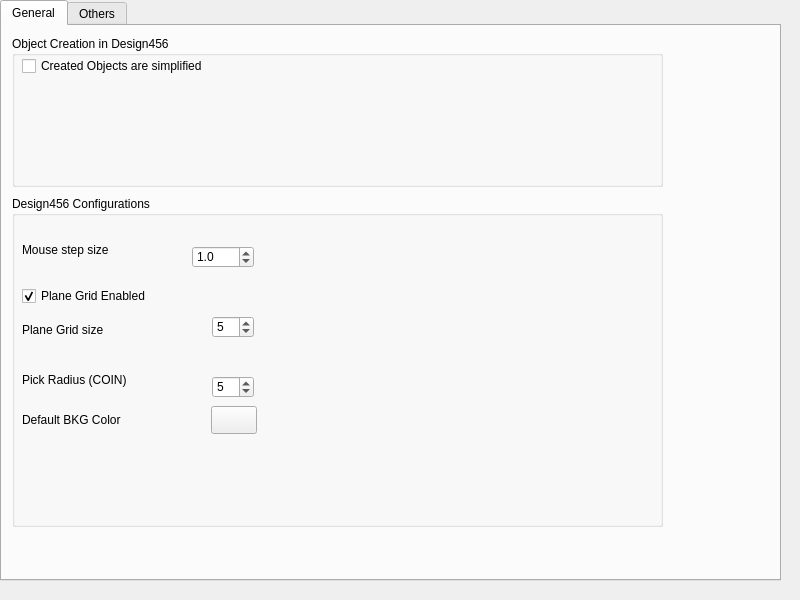
First picture: the form in Resources/ui/Design456Pref.ui, repository MariwanJ/Design456, before the edit.
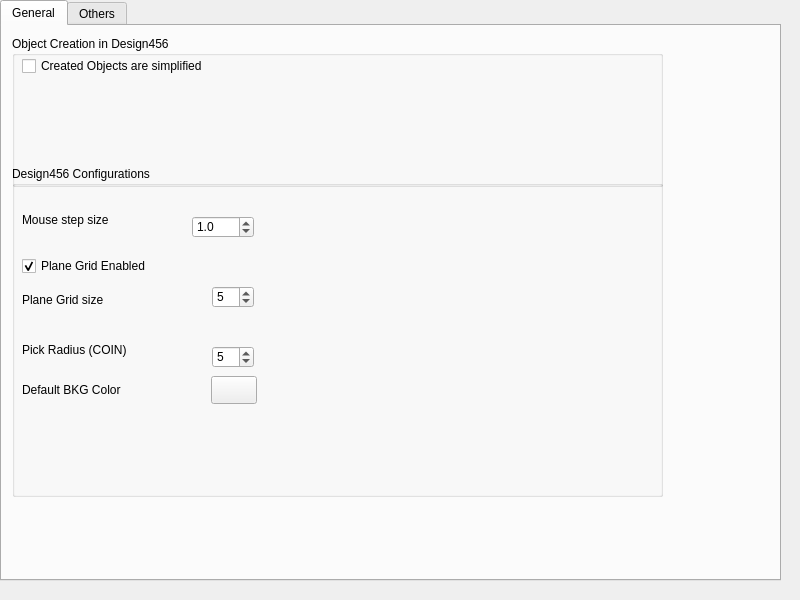
Second picture: the form after the edit. Custom widgets are drawn as their Qt base class.

Patch:
```diff
--- a/Resources/ui/Design456Pref.ui
+++ b/Resources/ui/Design456Pref.ui
@@ -71,7 +71,7 @@
      <property name="geometry">
       <rect>
        <x>10</x>
-       <y>170</y>
+       <y>140</y>
        <width>651</width>
        <height>331</height>
       </rect>
```
Left out of the diff: 6 changed lines with no effect on the pictures.
